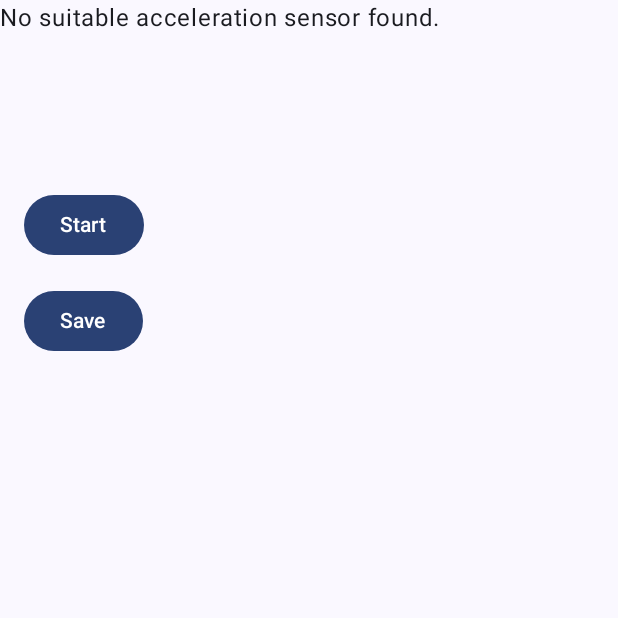
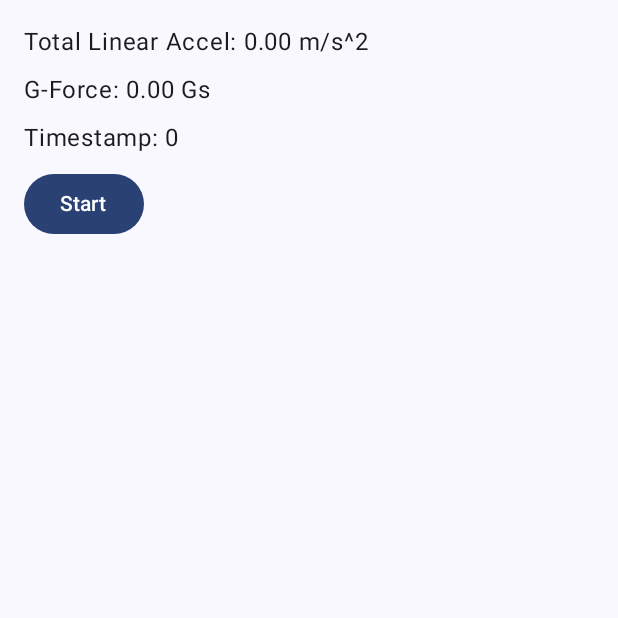
Before and after one commit to rerickson/mountain-bike-trainer, an Android app built with Jetpack Compose: the screen it shows after launch (MainActivity), on a phone screen of 412 x 824 dp, the top half of it. Run offline under Robolectric (Android 15) with nearby library versions, the phone set to English and light mode, and no system bars.

Commit message:
Split sensor into its own file so it can collect data as fast as possible
UI is on its own thread that will refresh at its own rate

```diff
--- a/Android/app/src/main/java/com/example/mountainbiketrainer/MainActivity.kt
+++ b/Android/app/src/main/java/com/example/mountainbiketrainer/MainActivity.kt
@@ -1,10 +1,5 @@
 package com.example.mountainbiketrainer
 
-import TrainerAPIClient
-import android.hardware.Sensor
-import android.hardware.SensorEvent
-import android.hardware.SensorEventListener
-import android.hardware.SensorManager
 import android.os.Bundle
 import androidx.activity.ComponentActivity
 import androidx.activity.compose.setContent
@@ -17,153 +12,51 @@ import androidx.compose.material3.MaterialTheme
 import androidx.compose.material3.Surface
 import androidx.compose.material3.Text
 import androidx.compose.runtime.Composable
+import androidx.compose.runtime.collectAsState
 import androidx.compose.runtime.getValue
-import androidx.compose.runtime.mutableStateOf
-import androidx.compose.runtime.remember
-import androidx.compose.runtime.setValue
 import androidx.compose.ui.Modifier
-import androidx.compose.ui.tooling.preview.Preview
 import androidx.compose.ui.unit.dp
+import androidx.lifecycle.ViewModelProvider
 import com.example.mountainbiketrainer.ui.theme.MountainBikeTrainerTheme
-import java.text.BreakIterator
-import androidx.compose.runtime.collectAsState // Important for collecting StateFlow
 
-class MainActivity : ComponentActivity(), SensorEventListener {
-    private var linearAccelerationSensor: Sensor? = null
-    private var textState by mutableStateOf("Start data collection")
-    private var textState2 by mutableStateOf("")
-    private var collecting by mutableStateOf(false)
-    private lateinit var sensorManager: SensorManager
+class MainActivity : ComponentActivity() {
+
+    private lateinit var viewModel: MainViewModel
 
     override fun onCreate(savedInstanceState: Bundle?) {
         super.onCreate(savedInstanceState)
+        viewModel = ViewModelProvider(this).get(MainViewModel::class.java)
         setContent {
             MountainBikeTrainerTheme {
                 Surface(
                     modifier = Modifier.fillMaxSize(),
                     color = MaterialTheme.colorScheme.background
                 ) {
-                    Column {
-                        Greeting()
-                        StartButton()
-                        SaveButton()
-                    }
+                    SensorDisplay(viewModel = viewModel)
                 }
-            }
-        }
-        sensorManager = getSystemService(SENSOR_SERVICE) as SensorManager
-
-        // Get linear acceleration sensor
-        linearAccelerationSensor = sensorManager.getDefaultSensor(Sensor.TYPE_LINEAR_ACCELERATION)
-
-        if (linearAccelerationSensor == null) {
-            // Fallback or inform user that the sensor is not available
-            textState =
-                "Linear Acceleration Sensor not available. Using Accelerometer (includes gravity)."
-            // Optionally, fall back to using TYPE_ACCELEROMETER and implement filtering
-            // For now, let's proceed assuming it might be available, or handle appropriately
-            linearAccelerationSensor = sensorManager.getDefaultSensor(Sensor.TYPE_ACCELEROMETER)
-            if (linearAccelerationSensor == null) {
-                textState = "No suitable acceleration sensor found."
-                // Consider disabling sensor-related functionality
             }
         }
     }
 
-    override fun onResume() {
-        super.onResume()
-        // Register the listener in onResume
-        linearAccelerationSensor?.also { sensor ->
-            sensorManager.registerListener(this, sensor, SensorManager.SENSOR_DELAY_NORMAL)
-        }
-    }
+    @Composable
+    fun SensorDisplay(viewModel: MainViewModel) { // Pass ViewModel or get it via hiltViewModel()
+        // Collect the StateFlow as State. Compose will automatically recompose
+        // when this state changes.
+        val sensorData by viewModel.processedSensorData.collectAsState()
 
-    override fun onPause() {
-        super.onPause()
-        // Unregister the listener in onPause to save battery
-        sensorManager.unregisterListener(this)
-    }
+        Column(
+            modifier = Modifier.padding(16.dp),
+            verticalArrangement = Arrangement.spacedBy(8.dp)
+        ) {
+            Text("Total Linear Accel: ${"%.2f".format(sensorData.totalLinearAcceleration)} m/s^2")
+            Text("G-Force: ${"%.2f".format(sensorData.gForce)} Gs")
+            Text("Timestamp: ${sensorData.timestamp}") // Optional: display timestamp
 
-    override fun onSensorChanged(event: SensorEvent?) {
-        if (!collecting) {
-            return
-        }
-
-        // Check if it's the linear acceleration sensor (or accelerometer if fallback)
-        if (event?.sensor?.type == Sensor.TYPE_LINEAR_ACCELERATION ||
-            event?.sensor?.type == Sensor.TYPE_ACCELEROMETER
-        ) { // Added accelerometer for fallback
-            val x = event.values[0]
-            val y = event.values[1]
-            val z = event.values[2] // Z-axis might still be useful for total movement magnitude
-
-            // Calculate horizontal acceleration (movement in the phone's XY plane)
-            val horizontalAcceleration = Math.sqrt((x * x + y * y).toDouble()).toFloat()
-
-            // Or, calculate the magnitude of the total linear acceleration vector
-            val totalLinearAcceleration = Math.sqrt((x * x + y * y + z*z).toDouble()).toFloat()
-
-            //TODO add smoothing with low pass filter
-            //TODO add Kalman filter
-
-            textState = "Horizontal Linear Accel: $horizontalAcceleration m/s^2"
-
-            textState2 = "Total Linear Accel: $totalLinearAcceleration m/s^2"
-        }
-    }
-
-    override fun onAccuracyChanged(sensor: Sensor?, accuracy: Int) {
-        // Can be used to handle changes in sensor accuracy if needed
-    }
-
-    @Composable
-    fun Greeting(modifier: Modifier = Modifier) {
-        Column(
-            modifier = modifier, // Apply the passed-in modifier to the Column
-            verticalArrangement = Arrangement.spacedBy(8.dp) // Adds 8.dp space between each child
-        ) {
-            Text(text = textState)    // First Text element
-            Text(text = textState2)   // Second Text element, now directly in the Column
-        }
-    }
-
-    @Preview(showBackground = true)
-    @Composable
-    fun GreetingPreview() {
-        MountainBikeTrainerTheme {
-            Greeting()
-        }
-    }
-
-    @Composable
-    fun StartButton() {
-        var buttonText by remember { mutableStateOf("Start") }
-        Button(
-            onClick = {
-                collecting = !collecting
-                buttonText = if (collecting) "Stop" else "Start"
-            },
-            modifier = Modifier.padding(
-                start = 16.dp,
-                end = 16.dp,
-                bottom = 8.dp,
-                top = 70.dp
-            ) // Adjusted padding
-        ) {
-            Text(text = buttonText)
-        }
-    }
-
-    @Composable
-    fun SaveButton() {
-        Button(
-            onClick = {
-                val client = TrainerAPIClient() // Corrected instantiation
-                client.saveData()
-            },
-            modifier = Modifier.padding(start = 16.dp, end = 16.dp, top = 8.dp) // Adjusted padding
-        ) {
-            Text(text = "Save")
+            Button(onClick = { viewModel.toggleDataCollection() }) {
+                // You might want another StateFlow in ViewModel for the button text ("Start"/"Stop")
+                val buttonText = if (sensorData.timestamp == 0L && viewModel.processedSensorData.value.totalLinearAcceleration == 0f) "Start" else "Stop" // Basic logic
+                Text(buttonText)
+            }
         }
     }
 }
--- a/Android/app/src/main/java/com/example/mountainbiketrainer/SensorDataProvider.kt
+++ b/Android/app/src/main/java/com/example/mountainbiketrainer/SensorDataProvider.kt
@@ -107,6 +107,12 @@ class SensorDataProvider(context: Context) {
             val totalLinearAcceleration = sqrt((x * x + y * y + z * z).toDouble()).toFloat()
             val gForce = totalLinearAcceleration / standardGravity
 
+            // TODO - Add in smoothing with low pass filter
+
+            // TODO - Add in Kalman filter
+
+            // TODO - record max values for each axis
+
             _processedData.value = ProcessedSensorData(
                 totalLinearAcceleration = totalLinearAcceleration,
                 gForce = gForce,
--- a/Android/gradle/libs.versions.toml
+++ b/Android/gradle/libs.versions.toml
@@ -8,9 +8,11 @@ espressoCore = "3.5.1"
 lifecycleRuntimeKtx = "2.6.1"
 activityCompose = "1.7.0"
 composeBom = "2023.08.00"
+lifecycleViewmodelCompose = "2.9.0"
 
 [libraries]
 androidx-core-ktx = { group = "androidx.core", name = "core-ktx", version.ref = "coreKtx" }
+androidx-lifecycle-viewmodel-compose = { module = "androidx.lifecycle:lifecycle-viewmodel-compose", version.ref = "lifecycleViewmodelCompose" }
 junit = { group = "junit", name = "junit", version.ref = "junit" }
 androidx-junit = { group = "androidx.test.ext", name = "junit", version.ref = "junitVersion" }
 androidx-espresso-core = { group = "androidx.test.espresso", name = "espresso-core", version.ref = "espressoCore" }
```
Also changed, not shown: Android/app/build.gradle.kts (+4 -3 lines).
